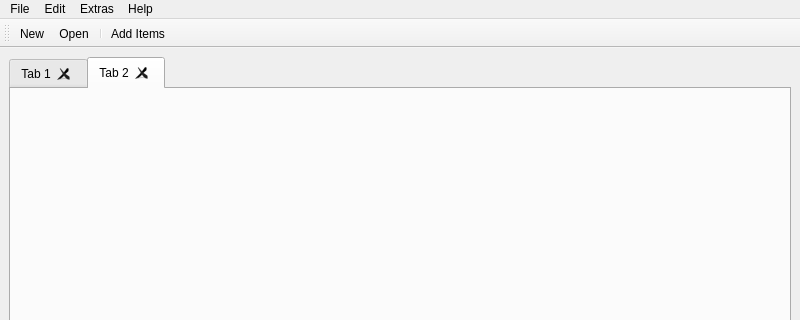
This is mainwindow.ui in geertdaelemans/BrickManager as Qt 5 draws it before an edit; both pictures show x 0 to 800 and y 0 to 320 of the 800 by 600 pixel window. The edited form follows.
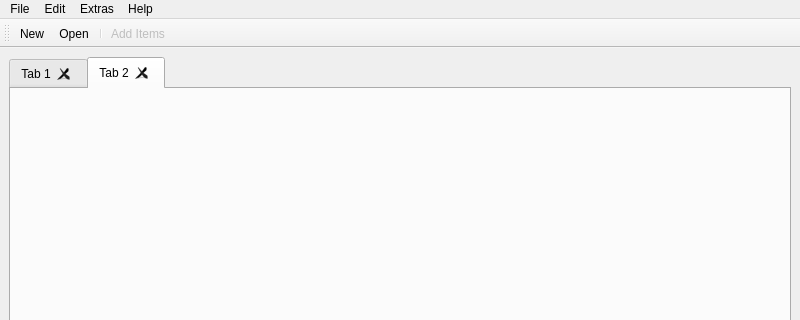
This is the edited form. Icons and pictures are not drawn.

The edit to the form file:
```diff
--- a/mainwindow.ui
+++ b/mainwindow.ui
@@ -196,6 +196,9 @@
    </property>
   </action>
   <action name="actionAdd_Items">
+   <property name="enabled">
+    <bool>false</bool>
+   </property>
    <property name="icon">
     <iconset resource="images.qrc">
      <normaloff>:/icons/images/22x22/edit_additems.png</normaloff>:/icons/images/22x22/edit_additems.png</iconset>
```
